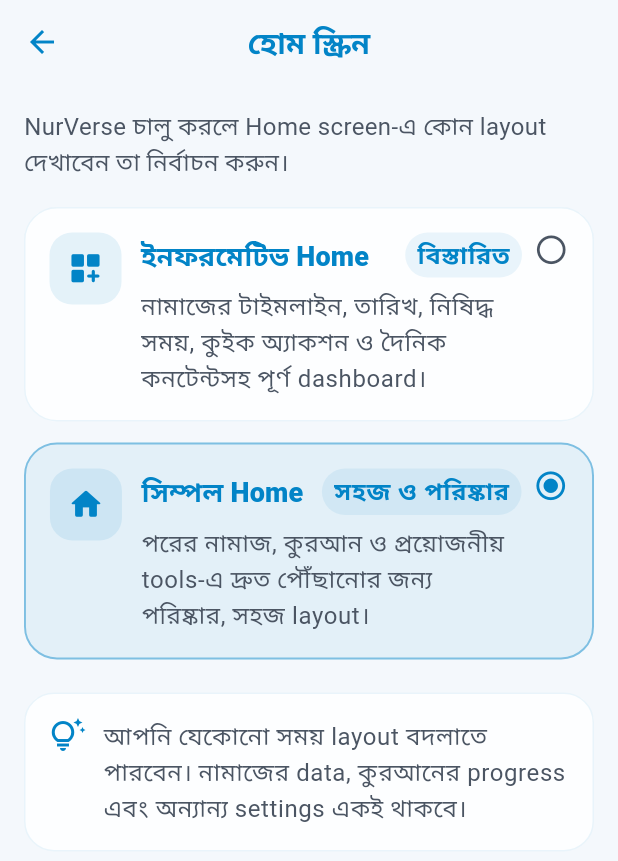
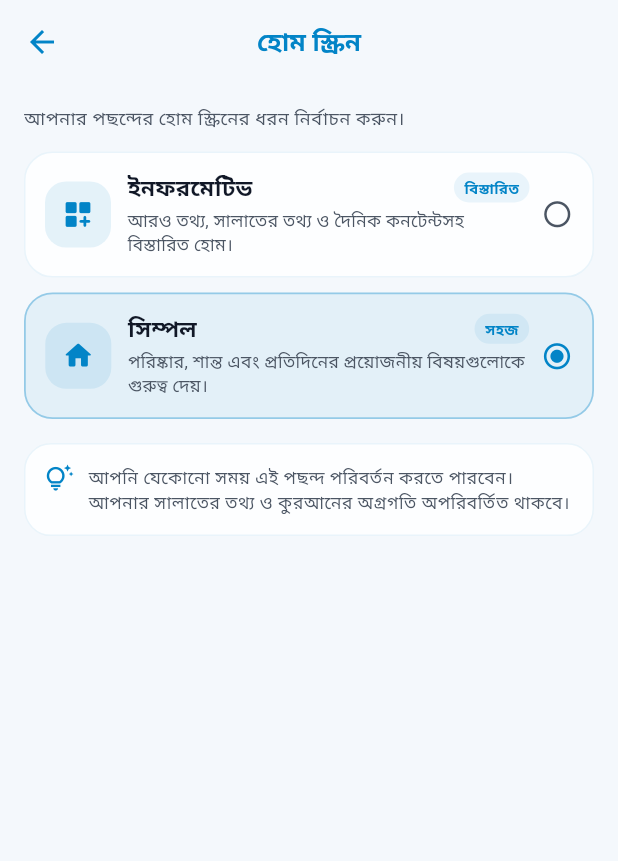
Before and after one commit to jaberhusain4/nurverse, a Flutter app: the HomeModeSettingsScreen screen opened directly, on a phone screen of 412 x 824 dp. Shown: the top 861 px of the screen. Run offline on Flutter 3.47's test engine with Material 3 defaults, Android fonts, the phone set to English and light mode, and no system bars; our stand-ins replace adhan, audioplayers, cloud_firestore, firebase_auth, firebase_core, flutter_compass and 9 more; missing offline and left inert: esmaulhusna_muslimbg, pdfx, record; accounts and stored records are empty.

Commit message:
Refine Home Screen selector typography and Bangla copy

```diff
--- a/lib/screens/home_mode_settings_screen.dart
+++ b/lib/screens/home_mode_settings_screen.dart
@@ -20,50 +20,51 @@
           appBar: AppBar(
             title: Text(
               _title(isEnglish),
-              style: const TextStyle(fontWeight: FontWeight.w800),
+              style: const TextStyle(fontSize: 17, fontWeight: FontWeight.w800),
             ),
             centerTitle: true,
           ),
           body: ListView(
-            padding: const EdgeInsets.fromLTRB(16, 16, 16, 32),
+            padding: const EdgeInsets.fromLTRB(16, 14, 16, 28),
             children: [
               Text(
                 isEnglish
-                    ? 'Choose how NurVerse should look when you open Home.'
-                    : 'NurVerse চালু করলে Home screen-এ কোন layout দেখাবেন তা নির্বাচন করুন।',
-                style: Theme.of(context).textTheme.bodyMedium?.copyWith(
+                    ? 'Choose the Home layout you prefer.'
+                    : 'আপনার পছন্দের হোম স্ক্রিনের ধরন নির্বাচন করুন।',
+                style: Theme.of(context).textTheme.bodySmall?.copyWith(
                   color: context.secondaryTextColor,
-                  height: 1.45,
+                  fontSize: 12,
+                  height: 1.4,
                 ),
               ),
-              const SizedBox(height: 18),
+              const SizedBox(height: 14),
               _ModeCard(
                 selected: !service.isSimple,
                 icon: Icons.dashboard_customize_rounded,
-                title: isEnglish ? 'Informative Home' : 'ইনফরমেটিভ Home',
+                title: isEnglish ? 'Informative' : 'ইনফরমেটিভ',
                 subtitle: isEnglish
-                    ? 'Prayer timeline, dates, restrictions, quick actions and daily content.'
-                    : 'নামাজের টাইমলাইন, তারিখ, নিষিদ্ধ সময়, কুইক অ্যাকশন ও দৈনিক কনটেন্টসহ পূর্ণ dashboard।',
+                    ? 'More details, prayer information and daily content.'
+                    : 'আরও তথ্য, সালাতের তথ্য ও দৈনিক কনটেন্টসহ বিস্তারিত হোম।',
                 badge: isEnglish ? 'Detailed' : 'বিস্তারিত',
                 onTap: () => service.setSimple(false),
               ),
-              const SizedBox(height: 14),
+              const SizedBox(height: 10),
               _ModeCard(
                 selected: service.isSimple,
                 icon: Icons.home_rounded,
-                title: isEnglish ? 'Simple Home' : 'সিম্পল Home',
+                title: isEnglish ? 'Simple' : 'সিম্পল',
                 subtitle: isEnglish
-                    ? 'A clean daily-use home focused on the next prayer, Quran and essential tools.'
-                    : 'পরের নামাজ, কুরআন ও প্রয়োজনীয় tools-এ দ্রুত পৌঁছানোর জন্য পরিষ্কার, সহজ layout।',
-                badge: isEnglish ? 'Easy & Clean' : 'সহজ ও পরিষ্কার',
+                    ? 'Clean, calm and focused on everyday essentials.'
+                    : 'পরিষ্কার, শান্ত এবং প্রতিদিনের প্রয়োজনীয় বিষয়গুলোকে গুরুত্ব দেয়।',
+                badge: isEnglish ? 'Clean' : 'সহজ',
                 onTap: () => service.setSimple(true),
               ),
-              const SizedBox(height: 22),
+              const SizedBox(height: 16),
               Container(
-                padding: const EdgeInsets.all(16),
+                padding: const EdgeInsets.all(13),
                 decoration: BoxDecoration(
                   color: context.cardColor,
-                  borderRadius: BorderRadius.circular(20),
+                  borderRadius: BorderRadius.circular(18),
                   border: Border.all(
                     color: Theme.of(context).colorScheme.primary.withValues(alpha: .08),
                   ),
@@ -73,17 +74,19 @@
                   children: [
                     Icon(
                       Icons.tips_and_updates_outlined,
+                      size: 19,
                       color: Theme.of(context).colorScheme.primary,
                     ),
-                    const SizedBox(width: 12),
+                    const SizedBox(width: 10),
                     Expanded(
                       child: Text(
                         isEnglish
-                            ? 'You can switch these layouts anytime. Your prayer data, Quran progress and other settings stay the same.'
-                            : 'আপনি যেকোনো সময় layout বদলাতে পারবেন। নামাজের data, কুরআনের progress এবং অন্যান্য settings একই থাকবে।',
+                            ? 'You can change this choice anytime. Your prayer data and Quran progress stay unchanged.'
+                            : 'আপনি যেকোনো সময় এই পছন্দ পরিবর্তন করতে পারবেন। আপনার সালাতের তথ্য ও কুরআনের অগ্রগতি অপরিবর্তিত থাকবে।',
                         style: Theme.of(context).textTheme.bodySmall?.copyWith(
+                          fontSize: 11.5,
                           color: context.secondaryTextColor,
-                          height: 1.45,
+                          height: 1.4,
                         ),
                       ),
                     ),
@@ -124,31 +127,31 @@
       color: Colors.transparent,
       child: InkWell(
         onTap: onTap,
-        borderRadius: BorderRadius.circular(22),
+        borderRadius: BorderRadius.circular(19),
         child: AnimatedContainer(
           duration: const Duration(milliseconds: 180),
-          padding: const EdgeInsets.all(16),
+          padding: const EdgeInsets.all(13),
           decoration: BoxDecoration(
             color: selected ? primary.withValues(alpha: .07) : context.cardColor,
-            borderRadius: BorderRadius.circular(22),
+            borderRadius: BorderRadius.circular(19),
             border: Border.all(
-              color: selected ? primary.withValues(alpha: .45) : primary.withValues(alpha: .08),
-              width: selected ? 1.3 : 1,
+              color: selected ? primary.withValues(alpha: .35) : primary.withValues(alpha: .08),
+              width: selected ? 1.2 : 1,
             ),
           ),
           child: Row(
-            crossAxisAlignment: CrossAxisAlignment.start,
+            crossAxisAlignment: CrossAxisAlignment.center,
             children: [
               Container(
-                width: 48,
-                height: 48,
+                width: 44,
+                height: 44,
                 decoration: BoxDecoration(
                   color: primary.withValues(alpha: .10),
-                  borderRadius: BorderRadius.circular(15),
+                  borderRadius: BorderRadius.circular(14),
                 ),
-                child: Icon(icon, color: primary, size: 25),
+                child: Icon(icon, color: primary, size: 22),
               ),
-              const SizedBox(width: 13),
+              const SizedBox(width: 11),
               Expanded(
                 child: Column(
                   crossAxisAlignment: CrossAxisAlignment.start,
@@ -158,34 +161,28 @@
                         Expanded(
                           child: Text(
                             title,
-                            style: theme.textTheme.titleMedium?.copyWith(
-                              fontWeight: FontWeight.w800,
-                            ),
+                            style: const TextStyle(fontSize: 15, fontWeight: FontWeight.w800, height: 1.15),
                           ),
                         ),
                         Container(
-                          padding: const EdgeInsets.symmetric(horizontal: 8, vertical: 4),
+                          padding: const EdgeInsets.symmetric(horizontal: 7, vertical: 3),
                           decoration: BoxDecoration(
                             color: primary.withValues(alpha: .08),
                             borderRadius: BorderRadius.circular(999),
                           ),
                           child: Text(
                             badge,
-                            style: theme.textTheme.labelSmall?.copyWith(
-                              color: primary,
-                              fontWeight: FontWeight.w800,
-                            ),
+                            style: TextStyle(fontSize: 9.5, color: primary, fontWeight: FontWeight.w800),
                           ),
                         ),
                       ],
                     ),
-                    const SizedBox(height: 7),
+                    const SizedBox(height: 4),
                     Text(
                       subtitle,
-                      style: theme.textTheme.bodySmall?.copyWith(
-                        color: context.secondaryTextColor,
-                        height: 1.45,
-                      ),
+                      maxLines: 2,
+                      overflow: TextOverflow.ellipsis,
+                      style: TextStyle(fontSize: 11.5, height: 1.35, color: context.secondaryTextColor),
                     ),
                   ],
                 ),
@@ -194,7 +191,7 @@
               Icon(
                 selected ? Icons.radio_button_checked_rounded : Icons.radio_button_off_rounded,
                 color: selected ? primary : context.secondaryTextColor,
-                size: 23,
+                size: 21,
               ),
             ],
           ),
```
